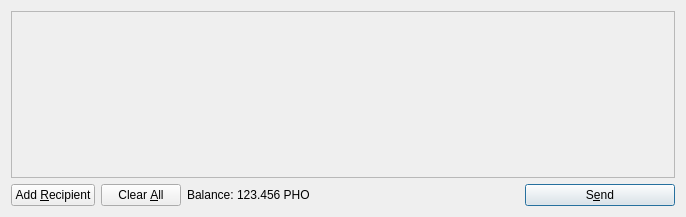
Above: src/qt/forms/sendcoinsdialog.ui from photonproject/photon before the change. Below: the same form after it.
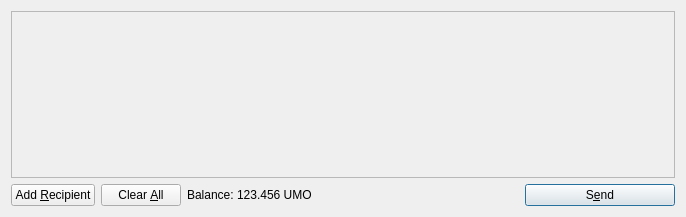
That is the form after the change. Icons and pictures are not drawn.

The edit to the form file:
```diff
--- a/src/qt/forms/sendcoinsdialog.ui
+++ b/src/qt/forms/sendcoinsdialog.ui
@@ -119,7 +119,7 @@
           <cursorShape>IBeamCursor</cursorShape>
          </property>
          <property name="text">
-          <string>123.456 PHO</string>
+          <string>123.456 UMO</string>
          </property>
          <property name="textInteractionFlags">
           <set>Qt::LinksAccessibleByMouse|Qt::TextSelectableByKeyboard|Qt::TextSelectableByMouse</set>
```
